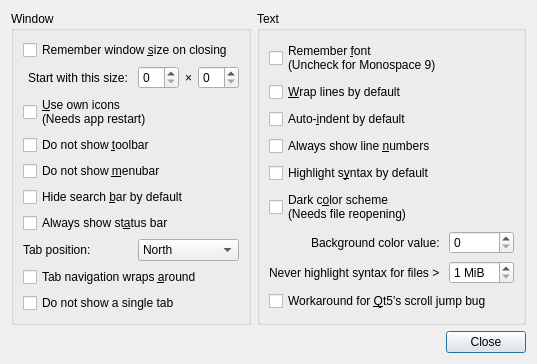
The window that featherpad/predDialog.ui (vecnathewhisperd0/FeatherPad) describes before a commit, drawn with Qt 5.
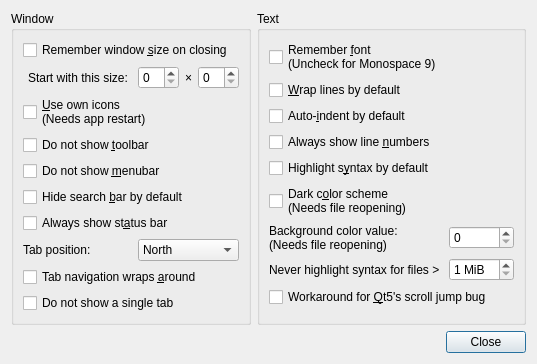
The same window after the commit.

Commit message: bg color value option for light scheme too

Diff of the .ui file:
```diff
--- a/featherpad/predDialog.ui
+++ b/featherpad/predDialog.ui
@@ -239,8 +239,8 @@
         </property>
        </widget>
       </item>
-      <item row="6" column="0" alignment="Qt::AlignRight">
-       <widget class="QLabel" name="darknessLabel">
+      <item row="6" column="0">
+       <widget class="QLabel" name="colorValueLabel">
         <property name="toolTip">
          <string>The color value of the dark background.
 0 menas totally black and the maximum is 50.
@@ -248,10 +248,8 @@
 The default value is 15.</string>
         </property>
         <property name="text">
-         <string>Background color value: </string>
-        </property>
-        <property name="indent">
-         <number>5</number>
+         <string>Background color value: 
+(Needs file reopening) </string>
         </property>
        </widget>
       </item>
@@ -261,10 +259,11 @@
          <string>The color value of the dark background.
 0 menas totally black and the maximum is 50.
 
-The default value is 15.</string>
-        </property>
-        <property name="maximum">
-         <number>50</number>
+For the light background, the default
+is 255 and the minimum is 230.
+
+For the dark background, the default
+is 15 and the maximum is 50.</string>
         </property>
        </widget>
       </item>
```
Left out of the diff: 16 changed lines with no effect on the pictures. The commit also changes 10 other files.
